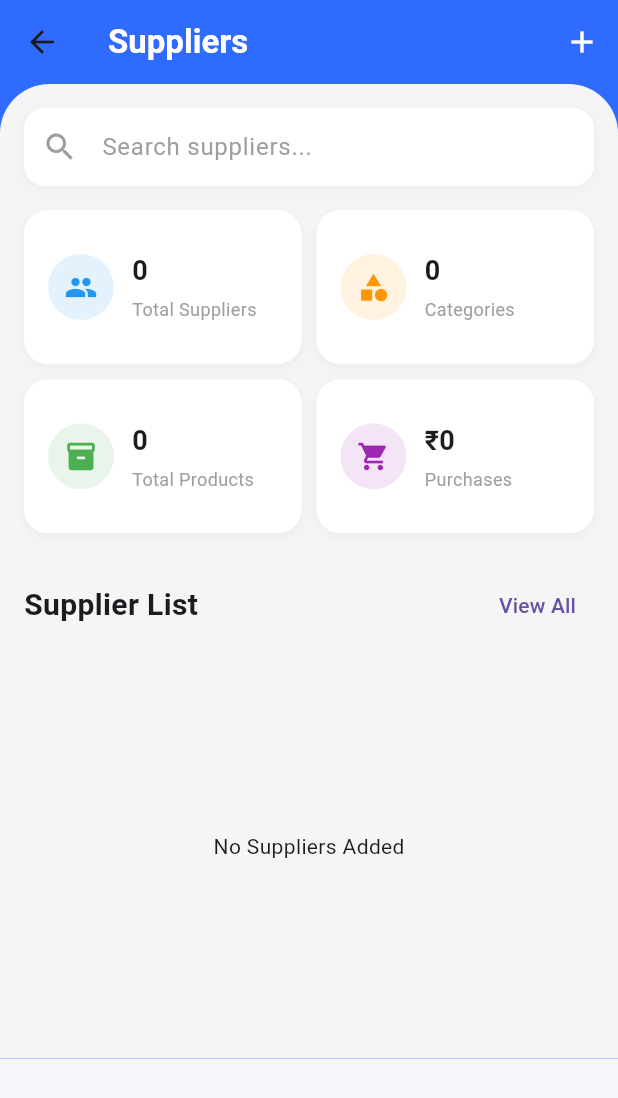
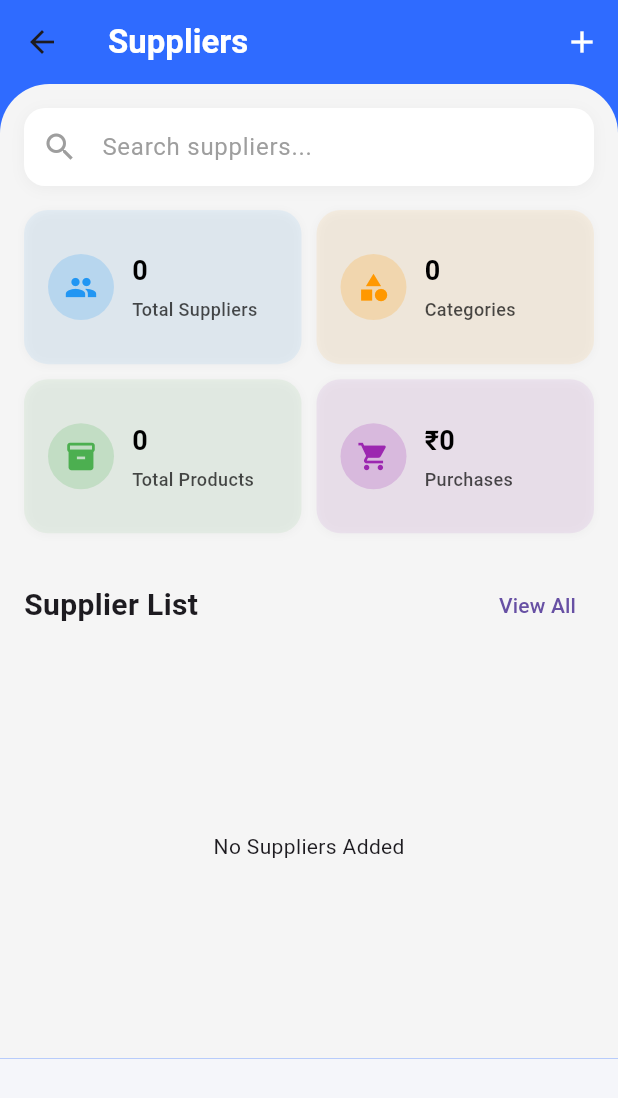
Before and after one commit to divyaiadayavel/stock-management, a Flutter app: the SuppliersScreen screen opened directly, on a phone screen of 412 x 824 dp. Shown: the top 1098 px of the screen. Run offline on Flutter 3.47's test engine with Material 3 defaults, Android fonts, the phone set to English and light mode, and no system bars; our stand-ins replace fl_chart, flutter_riverpod, image_picker, pdf, printing, sqflite; missing offline and left inert: mailer, mobile_scanner; accounts and stored records are empty.

Commit message:
some ui changes

```diff
--- a/lib/features/sales/presentation/screens/invoice_screen.dart
+++ b/lib/features/sales/presentation/screens/invoice_screen.dart
@@ -1,6 +1,5 @@
 import 'dart:io';
 import 'dart:typed_data';
-
 import 'package:flutter/material.dart';
 import 'package:path_provider/path_provider.dart';
 import 'package:pdf/pdf.dart';
--- a/lib/features/suppliers/presentation/screens/suppliers_screen.dart
+++ b/lib/features/suppliers/presentation/screens/suppliers_screen.dart
@@ -62,15 +62,13 @@ class _SuppliersScreenState extends ConsumerState<SuppliersScreen> {
       padding: const EdgeInsets.all(16),
 
       decoration: BoxDecoration(
-        color: Colors.white,
-
+        color: color.withOpacity(0.08),
         borderRadius: BorderRadius.circular(AppSizes.cardRadius),
-
         boxShadow: [
           BoxShadow(
-            color: Colors.black.withOpacity(0.04),
-            blurRadius: 6,
-            offset: const Offset(0, 2),
+            color: Colors.black.withOpacity(0.03),
+            blurRadius: 4,
+            offset: const Offset(0, 1),
           ),
         ],
       ),
@@ -80,7 +78,7 @@ class _SuppliersScreenState extends ConsumerState<SuppliersScreen> {
           CircleAvatar(
             radius: 22,
 
-            backgroundColor: color.withOpacity(0.12),
+            backgroundColor: color.withOpacity(0.20),
 
             child: Icon(icon, color: color, size: AppSizes.iconMd),
           ),
@@ -97,10 +95,10 @@ class _SuppliersScreenState extends ConsumerState<SuppliersScreen> {
                   alignment: Alignment.centerLeft,
                   child: Text(
                     value,
-                    maxLines: 1,
                     style: const TextStyle(
                       fontSize: 18,
                       fontWeight: FontWeight.bold,
+                      color: Colors.black,
                     ),
                   ),
                 ),
@@ -111,7 +109,11 @@ class _SuppliersScreenState extends ConsumerState<SuppliersScreen> {
                   title,
                   maxLines: 2,
                   overflow: TextOverflow.ellipsis,
-                  style: const TextStyle(fontSize: 12, color: Colors.grey),
+                  style: TextStyle(
+                    fontSize: 12,
+                    color: Colors.black.withOpacity(0.7),
+                    fontWeight: FontWeight.w500,
+                  ),
                 ),
               ],
             ),
```
Also changed, not shown: lib/features/products/presentation/screens/add_product_screen.dart (+7 -4 lines), lib/features/products/presentation/screens/product_details_screen.dart (+76 -3 lines).
